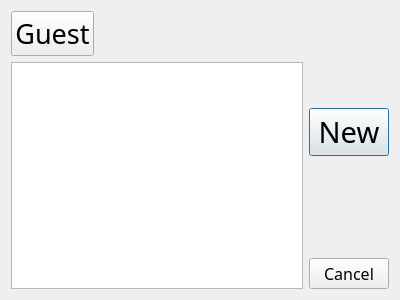
emiliosku/CubaTronik, file Trunk/gui/NewDrinkDialog.ui: the form before one commit.
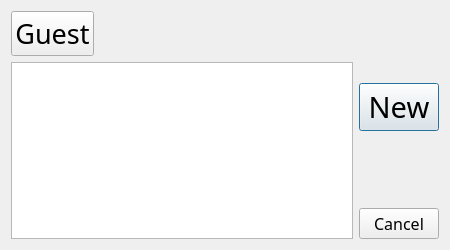
The form after the commit.

Commit message: New in this version: -Creating the "log" folder, in which the user information is saved. -New files of user information can be created. -User name and profile picture are displayed on the available users list. -Automatic available users refresh through threading. -Added the "repeat password" method into the log in dialog.

Patch:
```diff
--- a/Trunk/gui/NewDrinkDialog.ui
+++ b/Trunk/gui/NewDrinkDialog.ui
@@ -9,8 +9,8 @@
    <rect>
     <x>0</x>
     <y>0</y>
-    <width>400</width>
-    <height>300</height>
+    <width>450</width>
+    <height>250</height>
    </rect>
   </property>
   <property name="windowTitle">
@@ -45,7 +45,14 @@
       </widget>
      </item>
      <item>
-      <widget class="QListWidget" name="list_usersAvailable"/>
+      <widget class="QListWidget" name="list_usersAvailable">
+       <property name="font">
+        <font>
+         <family>Single Sleeve</family>
+         <pointsize>24</pointsize>
+        </font>
+       </property>
+      </widget>
      </item>
     </layout>
    </item>
```
Left out of the diff: 2 changed lines with no effect on the pictures. The commit also changes 6 other files.
